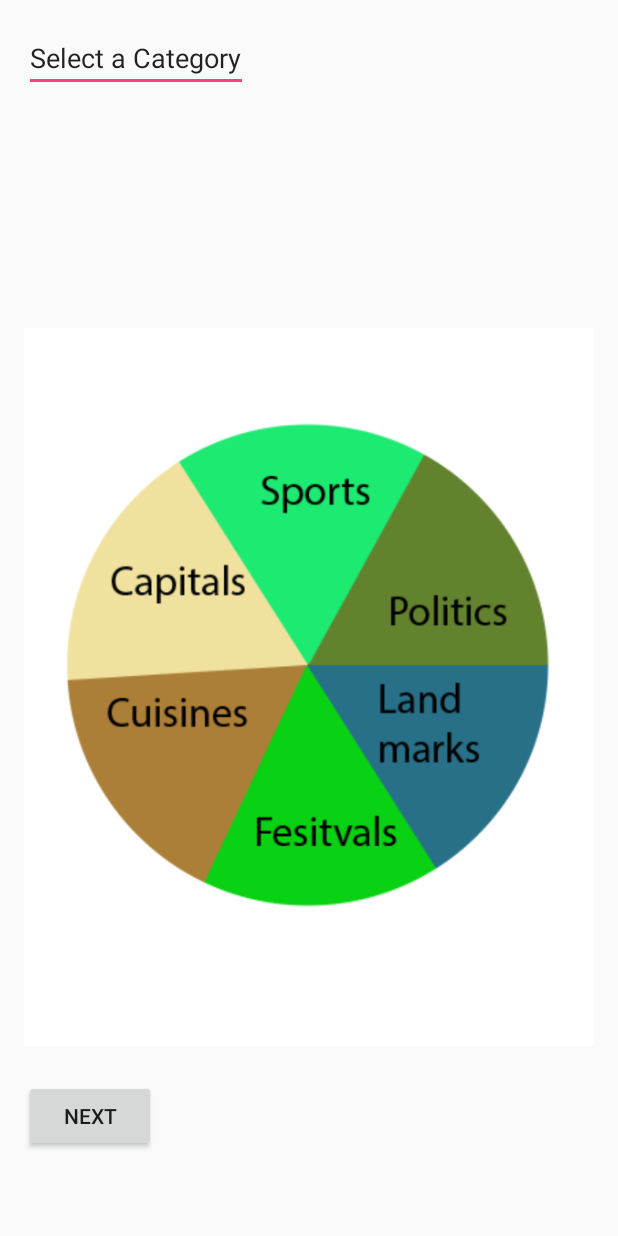
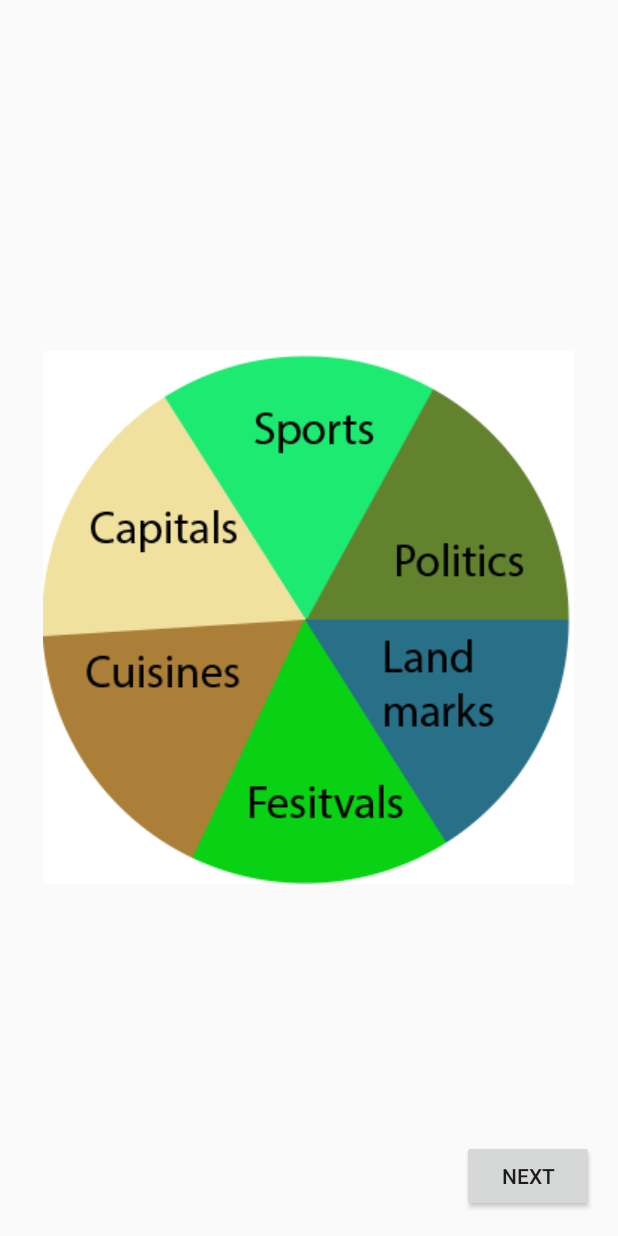
Before and after one commit to riddhichavda/Software-Engineering, an Android app: the CategorySelectionActivity screen opened directly, with no data from a screen before it, on a phone screen of 412 x 824 dp. Run offline under Robolectric (Android 15) with nearby library versions, the phone set to English and light mode, and no system bars.

Commit message:
Category Screen half done

```diff
--- a/TravelOMania/app/src/main/java/group7/travelomania/BitmapUtility.java
+++ b/TravelOMania/app/src/main/java/group7/travelomania/BitmapUtility.java
@@ -4,12 +4,8 @@ import android.content.Context;
 import android.content.res.Resources;
 import android.graphics.Bitmap;
 import android.graphics.BitmapFactory;
-import android.graphics.Point;
-import android.graphics.drawable.LayerDrawable;
 import android.util.DisplayMetrics;
 import android.util.Log;
-
-import java.util.HashMap;
 
 
 /**
@@ -24,6 +20,7 @@ public class BitmapUtility {
     public static volatile Bitmap map_af, map_an, map_as, map_eu, map_oc, map_na, map_sa;
     public static volatile Bitmap planePaths;
     public static volatile Bitmap map_addition_selection, map_addition_navigation;
+
 
     public static volatile int mapHeight, mapWidth;
     //public static volatile float mapX, mapY;
--- a/TravelOMania/app/src/main/java/group7/travelomania/CategorySelectionActivity.java
+++ b/TravelOMania/app/src/main/java/group7/travelomania/CategorySelectionActivity.java
@@ -1,10 +1,14 @@
 package group7.travelomania;
 
 import android.content.Intent;
-import android.graphics.Bitmap;
+import android.graphics.drawable.BitmapDrawable;
+import android.os.Build;
 import android.os.Bundle;
 import android.support.v7.app.AppCompatActivity;
+import android.util.Log;
+import android.view.MotionEvent;
 import android.view.View;
+import android.view.ViewTreeObserver;
 import android.widget.Button;
 import android.widget.ImageView;
 
@@ -13,14 +17,9 @@ public class CategorySelectionActivity extends AppCompatActivity
 {
 
     Category categorySelected;
-    Category currentCategory;
 
     private ImageView category;
-    private Bitmap bitmap;
-    private boolean isNewSelection;
-    private int caHight, caWidth;
-    Player player;
-
+    //private float categoryX,categoryY;
 
     @Override
     protected void onCreate(Bundle savedInstanceState) {
@@ -28,6 +27,7 @@ public class CategorySelectionActivity extends AppCompatActivity
         setContentView(R.layout.activity_category_selection);
 
         categorySelected = null;
+
 
         category = (ImageView) findViewById(R.id.imageView_category);
         final Button buttonNext = (Button) findViewById(R.id.buttonNext);
@@ -40,6 +40,58 @@ public class CategorySelectionActivity extends AppCompatActivity
             }
         });
 
+        category.getViewTreeObserver().addOnGlobalLayoutListener(new ViewTreeObserver.OnGlobalLayoutListener() {
+            @Override
+            public void onGlobalLayout() {
+                if (Build.VERSION.SDK_INT >= 16){
+                    category.getViewTreeObserver().removeOnGlobalLayoutListener(this);
+                }
+                else category.getViewTreeObserver().removeGlobalOnLayoutListener(this);
+
+                //categoryX = category.getX();
+                //categoryY = category.getY();
+            }
+        });
+
+        category.setOnTouchListener(new View.OnTouchListener() {
+            @Override
+            public boolean onTouch(View v, MotionEvent event) {
+                //get touch position
+                int touchX = (int) event.getX();
+                int touchY = (int) event.getY();
+                Log.v("Touch X, Y", Integer.toString(touchX) + " " + Integer.toString(touchY));
+
+
+                // get the true x and y in pixel in bitmap
+                //int realX = (int) (touchX - categoryX);
+                //int realY = (int) (touchY - categoryY);
+
+                int pixel = ((BitmapDrawable)category.getDrawable()).getBitmap().getPixel(touchX,touchY);
+                Log.v("pixel color",Integer.toString(pixel));
+
+                switch(pixel){
+                    case -14882191:
+                        categorySelected = Category.Sports;
+                        break;
+                    case -10255826:
+                        categorySelected = Category.Politics;
+                        break;
+                    case  -14192504:
+                        categorySelected = Category.Landmarks;
+                        break;
+                    case -16133868:
+                        categorySelected = Category.Fesitvals;
+                        break;
+                    case -12767980:
+                        categorySelected = Category.Cuisines;
+                        break;
+                    case -990562:
+                        categorySelected = Category.Capitals;
+                        break;
+                }
+                return true;
+            }
+        });
 }
     private void goToNextActivity(){
         Intent intent = new Intent(this, ScoreCardActivity.class);
--- a/TravelOMania/app/src/main/res/layout/activity_category_selection.xml
+++ b/TravelOMania/app/src/main/res/layout/activity_category_selection.xml
@@ -12,27 +12,16 @@
         android:layout_width="wrap_content"
         android:layout_height="wrap_content"
         android:id="@+id/imageView_category"
-        android:src="@drawable/category"
-        android:layout_above="@+id/buttonNext"
-        android:layout_alignParentRight="true"
-        android:layout_alignParentEnd="true" />
+        android:layout_centerVertical="true"
+        android:layout_centerHorizontal="true"
+        android:src="@drawable/category" />
 
     <Button
         android:layout_width="wrap_content"
         android:layout_height="wrap_content"
         android:text="NEXT"
         android:id="@+id/buttonNext"
-        android:layout_marginBottom="40dp"
         android:layout_alignParentBottom="true"
-        android:layout_alignRight="@+id/imageView"
-        android:layout_alignEnd="@+id/imageView" />
-
-    <EditText
-        android:layout_width="wrap_content"
-        android:layout_height="wrap_content"
-        android:id="@+id/textCategory"
-        android:layout_alignParentTop="true"
-        android:layout_alignParentLeft="true"
-        android:layout_alignParentStart="true"
-        android:text="Select a Category" />
+        android:layout_alignParentRight="true"
+        android:layout_alignParentEnd="true" />
 </RelativeLayout>
```
Also changed, not shown: TravelOMania/app/src/main/res/drawable/category.png, 1 other file.
